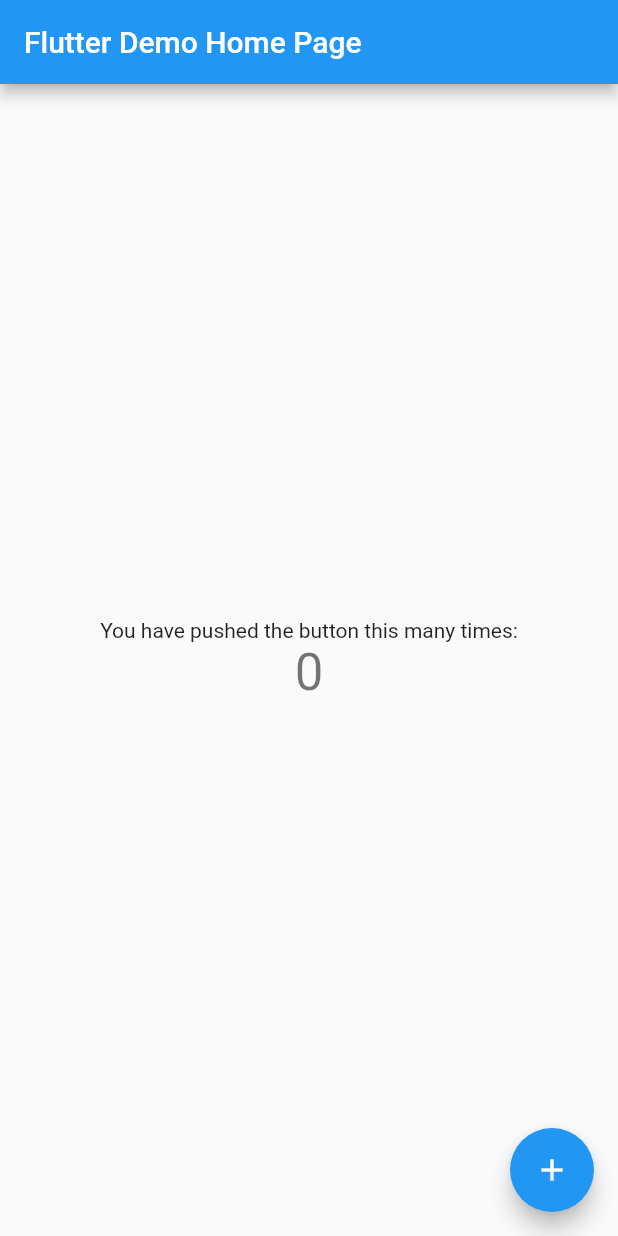
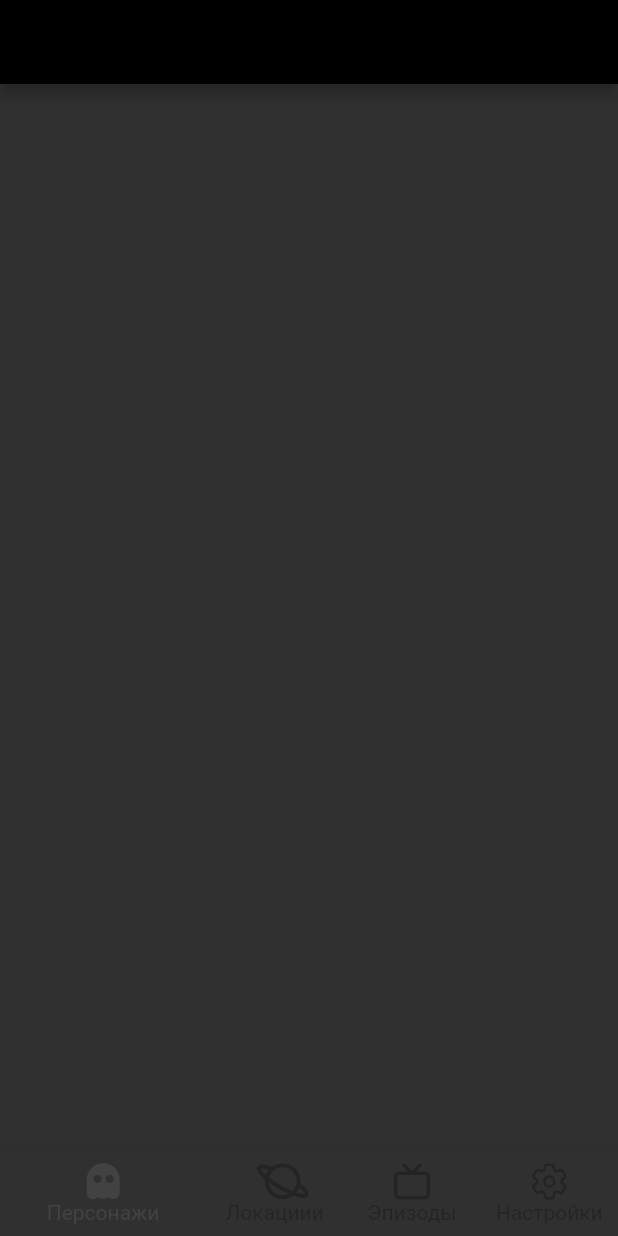
Before and after one commit to robotoss/rick_and_morty, a Flutter app: the screen it shows after launch, on a phone screen of 412 x 824 dp. Run offline on Flutter 3.47's test engine with Material 2 defaults, Android fonts, the phone set to English and light mode, and no system bars; our stand-ins replace rxdart.

Commit message:
add main screen

```diff
--- a/lib/main.dart
+++ b/lib/main.dart
@@ -1,113 +1,27 @@
 import 'package:flutter/material.dart';
+import 'package:provider/provider.dart';
+
+import 'screens/main/main_fragment.dart';
+import 'theme/theme_manager.dart';
 
 void main() {
-  runApp(MyApp());
+  return runApp(
+    ChangeNotifierProvider<ThemeNotifier>(
+      create: (_) => ThemeNotifier(),
+      child: MyApp(),
+    ),
+  );
 }
 
 class MyApp extends StatelessWidget {
-  // This widget is the root of your application.
   @override
   Widget build(BuildContext context) {
-    return MaterialApp(
-      title: 'Flutter Demo',
-      theme: ThemeData(
-        // This is the theme of your application.
-        //
-        // Try running your application with "flutter run". You'll see the
-        // application has a blue toolbar. Then, without quitting the app, try
-        // changing the primarySwatch below to Colors.green and then invoke
-        // "hot reload" (press "r" in the console where you ran "flutter run",
-        // or simply save your changes to "hot reload" in a Flutter IDE).
-        // Notice that the counter didn't reset back to zero; the application
-        // is not restarted.
-        primarySwatch: Colors.blue,
+    return Consumer<ThemeNotifier>(
+      builder: (context, theme, _) => MaterialApp(
+        theme: theme.getTheme(),
+        title: 'Rick & Morty',
+        home: MainFragment(),
       ),
-      home: MyHomePage(title: 'Flutter Demo Home Page'),
     );
   }
 }
-
-class MyHomePage extends StatefulWidget {
-  MyHomePage({Key? key, required this.title}) : super(key: key);
-
-  // This widget is the home page of your application. It is stateful, meaning
-  // that it has a State object (defined below) that contains fields that affect
-  // how it looks.
-
-  // This class is the configuration for the state. It holds the values (in this
-  // case the title) provided by the parent (in this case the App widget) and
-  // used by the build method of the State. Fields in a Widget subclass are
-  // always marked "final".
-
-  final String title;
-
-  @override
-  _MyHomePageState createState() => _MyHomePageState();
-}
-
-class _MyHomePageState extends State<MyHomePage> {
-  int _counter = 0;
-
-  void _incrementCounter() {
-    setState(() {
-      // This call to setState tells the Flutter framework that something has
-      // changed in this State, which causes it to rerun the build method below
-      // so that the display can reflect the updated values. If we changed
-      // _counter without calling setState(), then the build method would not be
-      // called again, and so nothing would appear to happen.
-      _counter++;
-    });
-  }
-
-  @override
-  Widget build(BuildContext context) {
-    // This method is rerun every time setState is called, for instance as done
-    // by the _incrementCounter method above.
-    //
-    // The Flutter framework has been optimized to make rerunning build methods
-    // fast, so that you can just rebuild anything that needs updating rather
-    // than having to individually change instances of widgets.
-    return Scaffold(
-      appBar: AppBar(
-        // Here we take the value from the MyHomePage object that was created by
-        // the App.build method, and use it to set our appbar title.
-        title: Text(widget.title),
-      ),
-      body: Center(
-        // Center is a layout widget. It takes a single child and positions it
-        // in the middle of the parent.
-        child: Column(
-          // Column is also a layout widget. It takes a list of children and
-          // arranges them vertically. By default, it sizes itself to fit its
-          // children horizontally, and tries to be as tall as its parent.
-          //
-          // Invoke "debug painting" (press "p" in the console, choose the
-          // "Toggle Debug Paint" action from the Flutter Inspector in Android
-          // Studio, or the "Toggle Debug Paint" command in Visual Studio Code)
-          // to see the wireframe for each widget.
-          //
-          // Column has various properties to control how it sizes itself and
-          // how it positions its children. Here we use mainAxisAlignment to
-          // center the children vertically; the main axis here is the vertical
-          // axis because Columns are vertical (the cross axis would be
-          // horizontal).
-          mainAxisAlignment: MainAxisAlignment.center,
-          children: <Widget>[
-            Text(
-              'You have pushed the button this many times:',
-            ),
-            Text(
-              '$_counter',
-              style: Theme.of(context).textTheme.headline4,
-            ),
-          ],
-        ),
-      ),
-      floatingActionButton: FloatingActionButton(
-        onPressed: _incrementCounter,
-        tooltip: 'Increment',
-        child: Icon(Icons.add),
-      ), // This trailing comma makes auto-formatting nicer for build methods.
-    );
-  }
-}
--- /dev/null
+++ b/lib/screens/main/main_fragment.dart
@@ -0,0 +1,61 @@
+import 'package:flutter/material.dart';
+import 'package:provider/provider.dart';
+import 'package:rick_and_morty/screens/main/view_model.dart';
+import 'package:rick_and_morty/theme/rick_morty_icons.dart';
+
+class MainFragment extends StatelessWidget {
+  const MainFragment({Key? key}) : super(key: key);
+
+  @override
+  Widget build(BuildContext context) {
+    return ChangeNotifierProvider(
+      create: (_) => MainViewModel(),
+      child: Scaffold(
+        appBar: AppBar(),
+        bottomNavigationBar: _BottomNavBar(),
+      ),
+    );
+  }
+}
+
+class _BottomNavBar extends StatelessWidget {
+  const _BottomNavBar({Key? key}) : super(key: key);
+
+  @override
+  Widget build(BuildContext context) {
+    final vm = Provider.of<MainViewModel>(context);
+    return StreamBuilder<int>(
+      stream: vm.getIndexScreen,
+      initialData: 0,
+      builder: (_, snapshot) {
+        return BottomNavigationBar(
+          showUnselectedLabels: true,
+          items: <BottomNavigationBarItem>[
+            BottomNavigationBarItem(
+              icon: Icon(RickMorty.ghost),
+              label: 'Персонажи',
+            ),
+            BottomNavigationBarItem(
+              icon: Icon(RickMorty.planet),
+              label: 'Локациии',
+            ),
+            BottomNavigationBarItem(
+              icon: Icon(RickMorty.tv),
+              label: 'Эпизоды',
+            ),
+            BottomNavigationBarItem(
+              icon: Icon(RickMorty.settings),
+              label: 'Настройки',
+            ),
+          ],
+          currentIndex: snapshot.data!,
+          selectedFontSize: 14,
+          unselectedFontSize: 14,
+          // selectedItemColor: AppColors.primary,
+          unselectedItemColor: Colors.black.withOpacity(0.25),
+          onTap: (newIndex) => vm.changeIndexScreen(newIndex),
+        );
+      },
+    );
+  }
+}
--- /dev/null
+++ b/lib/screens/main/view_model.dart
@@ -0,0 +1,20 @@
+import 'package:flutter/material.dart';
+import 'package:rxdart/rxdart.dart';
+
+class MainViewModel extends ChangeNotifier {
+  // Глобальные ключи старниц
+  List<GlobalKey<NavigatorState>> navigatorKeys = [
+    GlobalKey<NavigatorState>(),
+    GlobalKey<NavigatorState>(),
+    GlobalKey<NavigatorState>(),
+  ];
+
+  // Стрим индекса экрана
+  final _indexScreen = BehaviorSubject.seeded(0);
+
+  Stream<int> get getIndexScreen => _indexScreen.stream;
+
+  void changeIndexScreen(int index) {
+    _indexScreen.add(index);
+  }
+}
--- /dev/null
+++ b/lib/theme/theme_manager.dart
@@ -0,0 +1,53 @@
+import 'package:flutter/material.dart';
+
+class ThemeNotifier with ChangeNotifier {
+  final darkTheme = ThemeData(
+    primarySwatch: Colors.grey,
+    primaryColor: Colors.black,
+    brightness: Brightness.dark,
+    backgroundColor: const Color(0xFF212121),
+    accentColor: Colors.white,
+    accentIconTheme: IconThemeData(color: Colors.black),
+    dividerColor: Colors.black12,
+  );
+
+  final lightTheme = ThemeData(
+    primarySwatch: Colors.grey,
+    primaryColor: Colors.white,
+    brightness: Brightness.light,
+    backgroundColor: const Color(0xFFE5E5E5),
+    accentColor: Colors.black,
+    accentIconTheme: IconThemeData(color: Colors.white),
+    dividerColor: Colors.white54,
+  );
+
+  late ThemeData _themeData;
+  ThemeData getTheme() => _themeData;
+
+  ThemeNotifier() {
+    _themeData = darkTheme;
+    // StorageManager.readData('themeMode').then((value) {
+    //   print('value read from storage: ' + value.toString());
+    //   var themeMode = value ?? 'light';
+    //   if (themeMode == 'light') {
+    //     _themeData = lightTheme;
+    //   } else {
+    //     print('setting dark theme');
+    //     _themeData = darkTheme;
+    //   }
+    //   notifyListeners();
+    // });
+  }
+
+  // void setDarkMode() async {
+  //   _themeData = darkTheme;
+  //   StorageManager.saveData('themeMode', 'dark');
+  //   notifyListeners();
+  // }
+
+  // void setLightMode() async {
+  //   _themeData = lightTheme;
+  //   StorageManager.saveData('themeMode', 'light');
+  //   notifyListeners();
+  // }
+}
```
